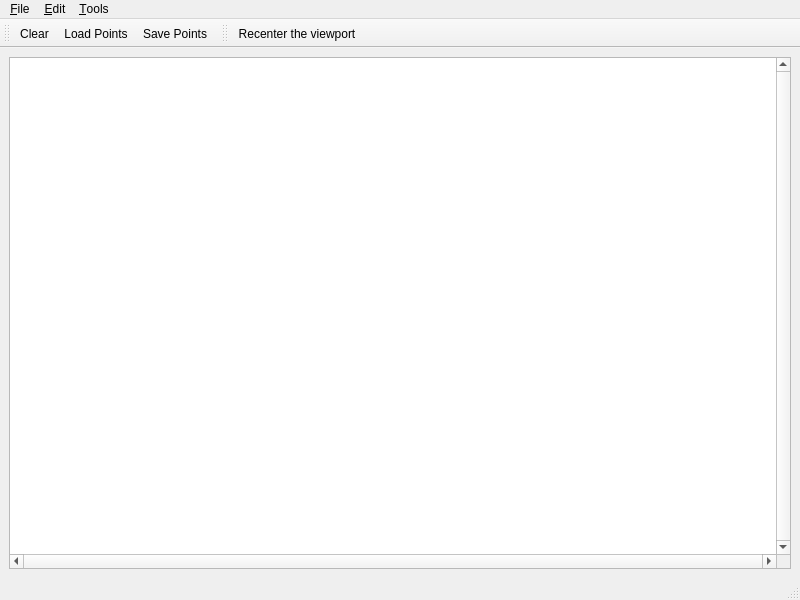
Before: the Qt Designer form GraphicsView/demo/Snap_rounding_2/Snap_rounding_2.ui in CGAL/cgal, drawn with Qt 5.
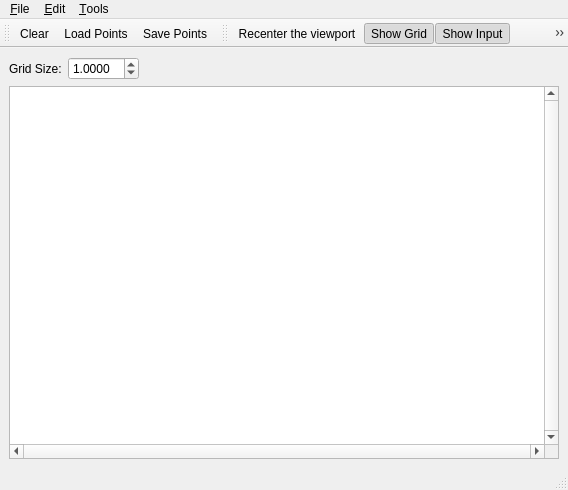
After: the same form once the commit is applied. Icons and pictures are not drawn.

Commit message: Add on/off for grid,input,output and allow to change delta

The edit to the form file:
```diff
--- a/GraphicsView/demo/Snap_rounding_2/Snap_rounding_2.ui
+++ b/GraphicsView/demo/Snap_rounding_2/Snap_rounding_2.ui
@@ -7,8 +7,8 @@
    <rect>
     <x>0</x>
     <y>0</y>
-    <width>800</width>
-    <height>600</height>
+    <width>568</width>
+    <height>490</height>
    </rect>
   </property>
   <property name="windowTitle">
@@ -19,8 +19,53 @@
     <normaloff>:/cgal/logos/cgal_icon</normaloff>:/cgal/logos/cgal_icon</iconset>
   </property>
   <widget class="QWidget" name="centralwidget">
-   <layout class="QGridLayout">
+   <layout class="QGridLayout" name="gridLayout">
     <item row="0" column="0">
+     <layout class="QVBoxLayout" name="verticalLayout">
+      <item>
+       <layout class="QHBoxLayout" name="horizontalLayout">
+        <item>
+         <widget class="QLabel" name="label">
+          <property name="text">
+           <string>Grid Size:</string>
+          </property>
+         </widget>
+        </item>
+        <item>
+         <widget class="QDoubleSpinBox" name="doubleSpinBox">
+          <property name="decimals">
+           <number>4</number>
+          </property>
+          <property name="minimum">
+           <double>0.100000000000000</double>
+          </property>
+          <property name="maximum">
+           <double>99.000000000000000</double>
+          </property>
+          <property name="singleStep">
+           <double>0.100000000000000</double>
+          </property>
+          <property name="value">
+           <double>1.000000000000000</double>
+          </property>
+         </widget>
+        </item>
+        <item>
+         <spacer name="horizontalSpacer">
+          <property name="orientation">
+           <enum>Qt::Horizontal</enum>
+          </property>
+          <property name="sizeHint" stdset="0">
+           <size>
+            <width>40</width>
+            <height>20</height>
+           </size>
+          </property>
+         </spacer>
+        </item>
+       </layout>
+      </item>
+      <item>
      <widget class="QGraphicsView" name="graphicsView">
       <property name="focusPolicy">
        <enum>Qt::StrongFocus</enum>
@@ -37,6 +82,8 @@
      </widget>
     </item>
    </layout>
+    </item>
+   </layout>
   </widget>
   <widget class="QStatusBar" name="statusbar"/>
   <widget class="QToolBar" name="fileToolBar">
@@ -64,13 +111,16 @@
     <bool>false</bool>
    </attribute>
    <addaction name="actionRecenter"/>
+   <addaction name="actionShowGrid"/>
+   <addaction name="actionShowInput"/>
+   <addaction name="actionShowSnappedSegments"/>
   </widget>
   <widget class="QMenuBar" name="menubar">
    <property name="geometry">
     <rect>
      <x>0</x>
      <y>0</y>
-     <width>800</width>
+     <width>568</width>
      <height>26</height>
     </rect>
    </property>
@@ -167,6 +217,39 @@
     <string>Ctrl+R</string>
    </property>
   </action>
+  <action name="actionShowGrid">
+   <property name="checkable">
+    <bool>true</bool>
+   </property>
+   <property name="checked">
+    <bool>true</bool>
+   </property>
+   <property name="text">
+    <string>Show Grid</string>
+   </property>
+  </action>
+  <action name="actionShowInput">
+   <property name="checkable">
+    <bool>true</bool>
+   </property>
+   <property name="checked">
+    <bool>true</bool>
+   </property>
+   <property name="text">
+    <string>Show Input</string>
+   </property>
+  </action>
+  <action name="actionShowSnappedSegments">
+   <property name="checkable">
+    <bool>true</bool>
+   </property>
+   <property name="checked">
+    <bool>true</bool>
+   </property>
+   <property name="text">
+    <string>Show Snapped Segments</string>
+   </property>
+  </action>
  </widget>
  <resources>
   <include location="Snap_rounding_2.qrc"/>
```
Lines whose indentation alone changed are shown as unchanged. The commit also changes 1 other file.
